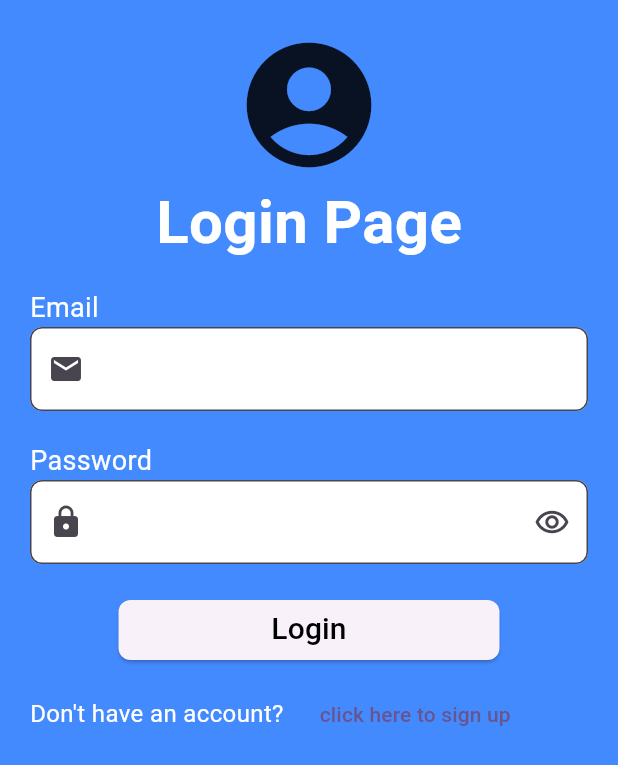
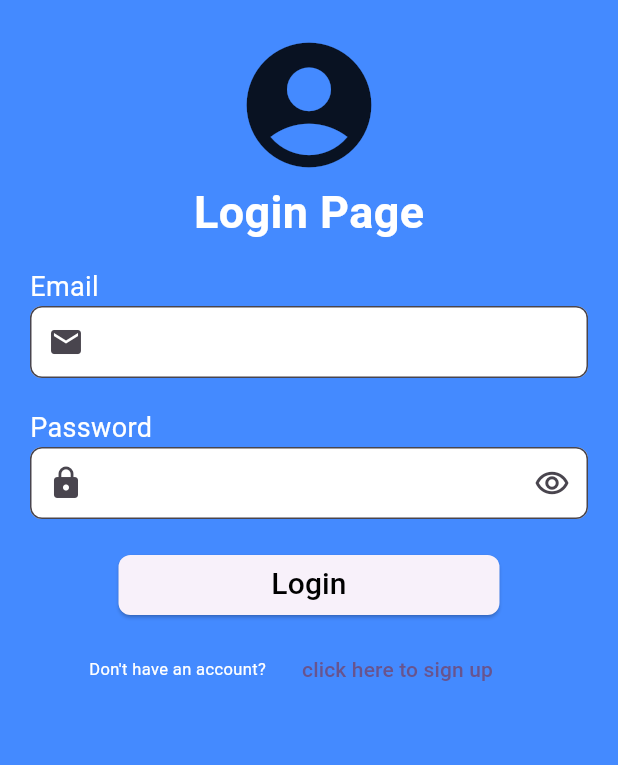
Before and after one commit to Malayamelvin/flutter_forms, a Flutter app: the screen it shows after launch, after a tap on "To Login", on a phone screen of 412 x 824 dp. Shown: the top 765 px of the screen. Run offline on Flutter 3.47's test engine with Material 3 defaults, Android fonts, the phone set to English and light mode, and no system bars; our stand-ins replace get.

Commit message:
updated the login form

```diff
--- a/lib/main.dart
+++ b/lib/main.dart
@@ -1,10 +1,7 @@
 // ignore_for_file: depend_on_referenced_packages
+import 'package:flutter/material.dart';
 
-import 'package:flutter/material.dart';
-import 'package:formapp/pages/login_page.dart';
-import 'package:formapp/pages/signup_page.dart';
 import 'package:formapp/routes/app_pages.dart';
-import 'package:formapp/routes/app_routes.dart';
 import 'package:get/get.dart';
 
 void main() {
--- a/lib/pages/login_page.dart
+++ b/lib/pages/login_page.dart
@@ -38,7 +38,7 @@ class _LoginPageState extends State<LoginPage> {
                   const Text(
                     "Login Page",
                     style: TextStyle(
-                        fontSize: 40,
+                        fontSize: 30,
                         fontWeight: FontWeight.bold,
                         color: Colors.white),
                   ),
@@ -89,11 +89,12 @@ class _LoginPageState extends State<LoginPage> {
                           },
                         ),
                         Row(
+                          mainAxisAlignment: MainAxisAlignment.center,
                           children: [
                             CustomText(
                               customText: "Don't have an account?",
                               textColor: Colors.white,
-                              textSize: 16,
+                              textSize: 11,
                             ),
                             TextButton(
                               onPressed: () {},
@@ -102,7 +103,8 @@ class _LoginPageState extends State<LoginPage> {
                                 callback: () {
                                   Get.to(const SignUpage());
                                 },
-                                )),
+                              ),
+                            ),
                           ],
                         )
                       ],
--- a/lib/routes/app_pages.dart
+++ b/lib/routes/app_pages.dart
@@ -5,6 +5,8 @@ import 'package:formapp/pages/login_page.dart';
 import 'package:formapp/pages/signup_page.dart';
 import 'package:formapp/routes/app_routes.dart';
 import 'package:get/get.dart';
+
+// Class containing links between Pages and route names
 
 class AppPages {
   static const initial = Routes.home;
--- a/lib/routes/app_routes.dart
+++ b/lib/routes/app_routes.dart
@@ -1,3 +1,5 @@
+// Abstract class containing all route name
+
 abstract class Routes {
   static const home = '/';
   static const login = '/login';
--- a/lib/widgets/input_field.dart
+++ b/lib/widgets/input_field.dart
@@ -31,6 +31,7 @@ class InputFields extends StatelessWidget {
       obscureText: textObscure,
       decoration: InputDecoration(
         filled: true,
+        contentPadding: const EdgeInsets.symmetric(vertical: 8.0),
         fillColor: Colors.white,
         prefixIcon: prefixIcon,
         suffixIcon: suffixIcon,
```
Lines whose indentation alone changed are shown as unchanged.
